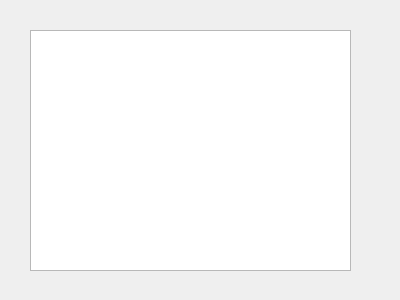
The window that 3dGraphics/support.ui (moevm/gui-1h2017-04) describes before a commit, drawn with Qt 5.
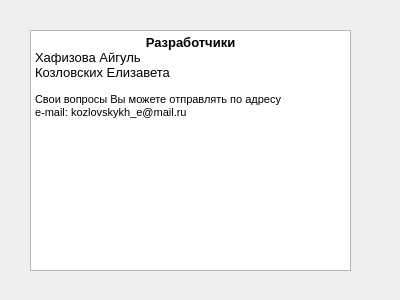
The same window after the commit.

```diff
--- a/3dGraphics/support.ui
+++ b/3dGraphics/support.ui
@@ -21,6 +21,65 @@
      <width>321</width>
      <height>241</height>
     </rect>
+   </property>
+   <property name="readOnly">
+    <bool>true</bool>
+   </property>
+   <property name="html">
+    <string>&lt;!DOCTYPE HTML PUBLIC &quot;-//W3C//DTD HTML 4.0//EN&quot; &quot;http://www.w3.org/TR/REC-html40/strict.dtd&quot;&gt;
+&lt;html&gt;&lt;head&gt;&lt;meta name=&quot;qrichtext&quot; content=&quot;1&quot; /&gt;&lt;style type=&quot;text/css&quot;&gt;
+p, li { white-space: pre-wrap; }
+&lt;/style&gt;&lt;/head&gt;&lt;body style=&quot; font-family:'MS Shell Dlg 2'; font-size:8.25pt; font-weight:400; font-style:normal;&quot;&gt;
+&lt;p align=&quot;center&quot; style=&quot; margin-top:0px; margin-bottom:0px; margin-left:0px; margin-right:0px; -qt-block-indent:0; text-indent:0px;&quot;&gt;&lt;span style=&quot; font-size:10pt; font-weight:600;&quot;&gt;Справка&lt;/span&gt;&lt;/p&gt;
+&lt;p style=&quot; margin-top:0px; margin-bottom:0px; margin-left:0px; margin-right:0px; -qt-block-indent:0; text-indent:0px;&quot;&gt;&lt;span style=&quot; font-size:10pt; font-weight:600;&quot;&gt;1. Возможности программы&lt;/span&gt;&lt;/p&gt;
+&lt;p style=&quot; margin-top:0px; margin-bottom:0px; margin-left:0px; margin-right:0px; -qt-block-indent:0; text-indent:0px;&quot;&gt;&lt;span style=&quot; font-size:10pt;&quot;&gt;Данное приложение позволяет строить графики в трехмерной декартовой системе координат. Пользователь может строить графики как с помощью шаблонов, так и задав произвольную функцию.&lt;/span&gt;&lt;/p&gt;
+&lt;p style=&quot; margin-top:0px; margin-bottom:0px; margin-left:0px; margin-right:0px; -qt-block-indent:0; text-indent:0px;&quot;&gt;&lt;span style=&quot; font-size:10pt; font-weight:600;&quot;&gt;2. Как работать с приложением?&lt;/span&gt;&lt;/p&gt;
+&lt;p style=&quot; margin-top:0px; margin-bottom:0px; margin-left:0px; margin-right:0px; -qt-block-indent:0; text-indent:0px;&quot;&gt;&lt;span style=&quot; font-size:10pt; font-weight:600;&quot;&gt;2.1. Шаблоны функций&lt;/span&gt;&lt;/p&gt;
+&lt;p style=&quot; margin-top:0px; margin-bottom:0px; margin-left:0px; margin-right:0px; -qt-block-indent:0; text-indent:0px;&quot;&gt;&lt;span style=&quot; font-size:10pt;&quot;&gt;Чтобы построить график по шаблону, необходимо выбрать в выпадающем списке один из 6 вариантов функций:&lt;/span&gt;&lt;span style=&quot; font-size:10pt; font-weight:600;&quot;&gt; &lt;/span&gt;&lt;span style=&quot; font-size:10pt;&quot;&gt;эллиптический цилиндр, параболический цилиндр, гиперболический цилиндр, коническая поверхность, двуполостной гиперболоид, эллиптический параболоид, гиперболический параболоид. Все шаблоны заданы в виде уравнений. После того, как Вы выберете один из шаблонов, внизу под областью рисования появится поле для ввода, где вы можете ввести свои коэффициенты. Затем Вам необходимо нажать кнопку ввод. Так же справа есть слайдеры для масштабирования и настройки прозрачности. Двигая слайдер, вы можете изменять эти параметры. Кроме того, Вы можете повернуть график. Поворот осуществляется с помощью мыши.   &lt;/span&gt;&lt;/p&gt;
+&lt;p style=&quot; margin-top:0px; margin-bottom:0px; margin-left:0px; margin-right:0px; -qt-block-indent:0; text-indent:0px;&quot;&gt;&lt;span style=&quot; font-size:10pt; font-style:italic; text-decoration: underline;&quot;&gt;Ограничения на ввод:&lt;/span&gt;&lt;/p&gt;
+&lt;p style=&quot; margin-top:0px; margin-bottom:0px; margin-left:0px; margin-right:0px; -qt-block-indent:0; text-indent:0px;&quot;&gt;&lt;span style=&quot; font-size:10pt;&quot;&gt;*коэффициенты перед скобками могут быть только положительными;&lt;/span&gt;&lt;/p&gt;
+&lt;p style=&quot; margin-top:0px; margin-bottom:0px; margin-left:0px; margin-right:0px; -qt-block-indent:0; text-indent:0px;&quot;&gt;&lt;span style=&quot; font-size:10pt;&quot;&gt;*числа могут быть однозначными или двухзначными;&lt;/span&gt;&lt;/p&gt;
+&lt;p style=&quot; margin-top:0px; margin-bottom:0px; margin-left:0px; margin-right:0px; -qt-block-indent:0; text-indent:0px;&quot;&gt;&lt;span style=&quot; font-size:10pt;&quot;&gt;*дробные числа задаются с помощью дробной черты (Пример: 1/3);&lt;/span&gt;&lt;/p&gt;
+&lt;p style=&quot; margin-top:0px; margin-bottom:0px; margin-left:0px; margin-right:0px; -qt-block-indent:0; text-indent:0px;&quot;&gt;&lt;span style=&quot; font-size:10pt;&quot;&gt;*параметры, которые определяют сдвиг по осям, могут быть только целыми положительными.&lt;/span&gt;&lt;/p&gt;
+&lt;p style=&quot; margin-top:0px; margin-bottom:0px; margin-left:0px; margin-right:0px; -qt-block-indent:0; text-indent:0px;&quot;&gt;&lt;span style=&quot; font-size:10pt; font-weight:600;&quot;&gt;2.2. Произвольный график&lt;/span&gt;&lt;/p&gt;
+&lt;p style=&quot; margin-top:0px; margin-bottom:0px; margin-left:0px; margin-right:0px; -qt-block-indent:0; text-indent:0px;&quot;&gt;&lt;span style=&quot; font-size:10pt;&quot;&gt;Чтобы построить произвольный график, Вам необходимо выбрать в выпадающем списке справа пункт &amp;quot;Произвольная функция&amp;quot;. Внизу под областью рисования появится поле для ввода произвольной функции. Вам необходимо ввести свою функцию в виде z(x, y), согласно правилам, представленным пункте 2.2(*). Затем нажмите кнопку ввод. Для произвольных поверхностей так же доступны функции поворота, масштабирования и настройки прозрачности, описанные в пункте 2.1.&lt;/span&gt;&lt;/p&gt;
+&lt;p style=&quot; margin-top:0px; margin-bottom:0px; margin-left:0px; margin-right:0px; -qt-block-indent:0; text-indent:0px;&quot;&gt;&lt;span style=&quot; font-size:10pt; font-style:italic; text-decoration: underline;&quot;&gt;Правила ввода(*):&lt;/span&gt;&lt;/p&gt;
+&lt;p style=&quot; margin-top:0px; margin-bottom:0px; margin-left:0px; margin-right:0px; -qt-block-indent:0; text-indent:0px;&quot;&gt;&lt;span style=&quot; font-size:10pt;&quot;&gt;1. Пользователь может вводить целые и дробные числа, записывая их через точку (Примеры: 4, 1.2);&lt;/span&gt;&lt;/p&gt;
+&lt;p style=&quot; margin-top:0px; margin-bottom:0px; margin-left:0px; margin-right:0px; -qt-block-indent:0; text-indent:0px;&quot;&gt;&lt;span style=&quot; font-size:10pt;&quot;&gt;2. Пользователь может использовать бинарные операции +,-,*,/, а так же скобки.&lt;/span&gt;&lt;/p&gt;
+&lt;p style=&quot; margin-top:0px; margin-bottom:0px; margin-left:0px; margin-right:0px; -qt-block-indent:0; text-indent:0px;&quot;&gt;&lt;span style=&quot; font-size:10pt;&quot;&gt;3. Пользователь может вводить переменные x и y.&lt;/span&gt;&lt;/p&gt;
+&lt;p style=&quot; margin-top:0px; margin-bottom:0px; margin-left:0px; margin-right:0px; -qt-block-indent:0; text-indent:0px;&quot;&gt;&lt;span style=&quot; font-size:10pt;&quot;&gt;4. Пользователь может вводить стандартные функции:&lt;/span&gt;&lt;/p&gt;
+&lt;p style=&quot; margin-top:0px; margin-bottom:0px; margin-left:0px; margin-right:0px; -qt-block-indent:0; text-indent:0px;&quot;&gt;&lt;span style=&quot; font-size:10pt;&quot;&gt;sin(x) - синус х&lt;/span&gt;&lt;/p&gt;
+&lt;p style=&quot; margin-top:0px; margin-bottom:0px; margin-left:0px; margin-right:0px; -qt-block-indent:0; text-indent:0px;&quot;&gt;&lt;span style=&quot; font-size:10pt;&quot;&gt;cos(x) - косинус х&lt;/span&gt;&lt;/p&gt;
+&lt;p style=&quot; margin-top:0px; margin-bottom:0px; margin-left:0px; margin-right:0px; -qt-block-indent:0; text-indent:0px;&quot;&gt;&lt;span style=&quot; font-size:10pt;&quot;&gt;tan(x) - тангенс х&lt;/span&gt;&lt;/p&gt;
+&lt;p style=&quot; margin-top:0px; margin-bottom:0px; margin-left:0px; margin-right:0px; -qt-block-indent:0; text-indent:0px;&quot;&gt;&lt;span style=&quot; font-size:10pt;&quot;&gt;log(x) - натуральный логорифм от x&lt;/span&gt;&lt;/p&gt;
+&lt;p style=&quot; margin-top:0px; margin-bottom:0px; margin-left:0px; margin-right:0px; -qt-block-indent:0; text-indent:0px;&quot;&gt;&lt;span style=&quot; font-size:10pt;&quot;&gt;sqr(x) - возведение х в квадрат&lt;/span&gt;&lt;/p&gt;
+&lt;p style=&quot; margin-top:0px; margin-bottom:0px; margin-left:0px; margin-right:0px; -qt-block-indent:0; text-indent:0px;&quot;&gt;&lt;span style=&quot; font-size:10pt;&quot;&gt;sqrt(x) - извлечение квадратного корня из х&lt;/span&gt;&lt;/p&gt;
+&lt;p style=&quot;-qt-paragraph-type:empty; margin-top:0px; margin-bottom:0px; margin-left:0px; margin-right:0px; -qt-block-indent:0; text-indent:0px; font-size:10pt;&quot;&gt;&lt;br /&gt;&lt;/p&gt;&lt;/body&gt;&lt;/html&gt;</string>
+   </property>
+  </widget>
+  <widget class="QTextEdit" name="textEdit_2">
+   <property name="geometry">
+    <rect>
+     <x>30</x>
+     <y>30</y>
+     <width>321</width>
+     <height>241</height>
+    </rect>
+   </property>
+   <property name="readOnly">
+    <bool>true</bool>
+   </property>
+   <property name="html">
+    <string>&lt;!DOCTYPE HTML PUBLIC &quot;-//W3C//DTD HTML 4.0//EN&quot; &quot;http://www.w3.org/TR/REC-html40/strict.dtd&quot;&gt;
+&lt;html&gt;&lt;head&gt;&lt;meta name=&quot;qrichtext&quot; content=&quot;1&quot; /&gt;&lt;style type=&quot;text/css&quot;&gt;
+p, li { white-space: pre-wrap; }
+&lt;/style&gt;&lt;/head&gt;&lt;body style=&quot; font-family:'MS Shell Dlg 2'; font-size:8.25pt; font-weight:400; font-style:normal;&quot;&gt;
+&lt;p align=&quot;center&quot; style=&quot; margin-top:0px; margin-bottom:0px; margin-left:0px; margin-right:0px; -qt-block-indent:0; text-indent:0px;&quot;&gt;&lt;span style=&quot; font-size:10pt; font-weight:600;&quot;&gt;Разработчики&lt;/span&gt;&lt;/p&gt;
+&lt;p style=&quot; margin-top:0px; margin-bottom:0px; margin-left:0px; margin-right:0px; -qt-block-indent:0; text-indent:0px;&quot;&gt;&lt;span style=&quot; font-size:10pt;&quot;&gt;Хафизова Айгуль&lt;/span&gt;&lt;/p&gt;
+&lt;p style=&quot; margin-top:0px; margin-bottom:0px; margin-left:0px; margin-right:0px; -qt-block-indent:0; text-indent:0px;&quot;&gt;&lt;span style=&quot; font-size:10pt;&quot;&gt;Козловских Елизавета&lt;/span&gt;&lt;/p&gt;
+&lt;p style=&quot;-qt-paragraph-type:empty; margin-top:0px; margin-bottom:0px; margin-left:0px; margin-right:0px; -qt-block-indent:0; text-indent:0px;&quot;&gt;&lt;br /&gt;&lt;/p&gt;
+&lt;p style=&quot; margin-top:0px; margin-bottom:0px; margin-left:0px; margin-right:0px; -qt-block-indent:0; text-indent:0px;&quot;&gt;Свои вопросы Вы можете отправлять по адресу&lt;/p&gt;
+&lt;p style=&quot; margin-top:0px; margin-bottom:0px; margin-left:0px; margin-right:0px; -qt-block-indent:0; text-indent:0px;&quot;&gt;e-mail: kozlovskykh_e@mail.ru &lt;/p&gt;&lt;/body&gt;&lt;/html&gt;</string>
    </property>
   </widget>
  </widget>
```
Left out of the diff: 2 changed lines with no effect on the pictures.
